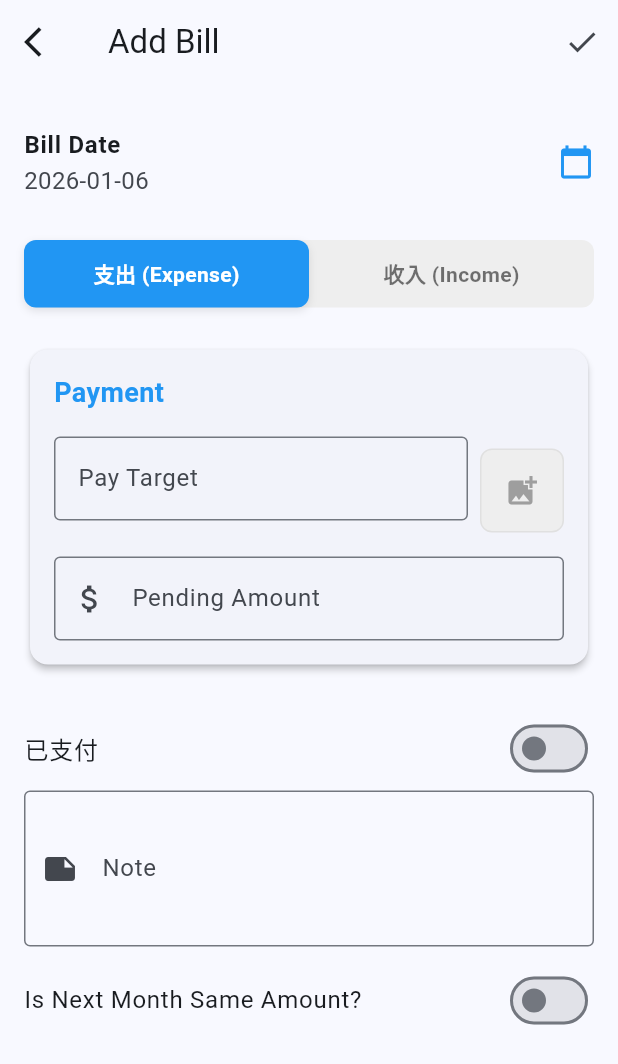
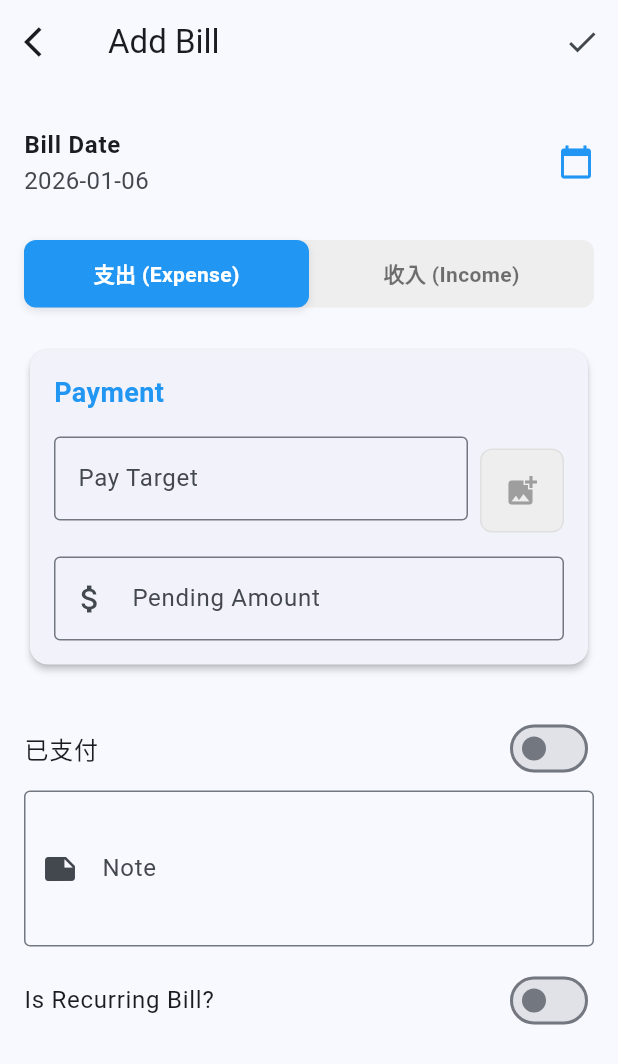
Before and after one commit to gavinkaihuang/PayRecordApp, a Flutter app: the BillFormScreen screen opened directly, on a phone screen of 412 x 824 dp. Shown: the top 1064 px of the screen. Run offline on Flutter 3.47's test engine with Material 3 defaults, Android fonts, the phone set to English and light mode, and no system bars; our stand-ins replace cached_network_image, dio, image_picker, scrollable_positioned_list, shared_preferences, table_calendar; accounts and stored records are empty.

Commit message:
1、添加已支付过滤;2、修改多月循环的功能

```diff
--- a/lib/models/bill.dart
+++ b/lib/models/bill.dart
@@ -11,6 +11,7 @@ class Bill {
   final double? actualReceiveAmount;
   final String? note; // Maps to 'notes'
   final bool isNextMonthSame; // Maps to 'isRecurring'
+  final int recurringInterval; // New field: 1=Monthly, 3=Quarterly, etc.
   final String? payeeIcon;
   final String? payerIcon;
 
@@ -27,6 +28,7 @@ class Bill {
     this.actualReceiveAmount,
     this.note,
     this.isNextMonthSame = false,
+    this.recurringInterval = 1,
     this.payeeIcon,
     this.payerIcon,
   });
@@ -45,6 +47,7 @@ class Bill {
       actualReceiveAmount: json['actualReceiveAmount']?.toDouble(),
       note: json['notes'] ?? json['note'],
       isNextMonthSame: json['isRecurring'] ?? json['isNextMonthSame'] ?? false,
+      recurringInterval: json['recurringInterval'] ?? 1,
       payeeIcon: json['payeeIcon'],
       payerIcon: json['payerIcon'],
     );
@@ -64,6 +67,7 @@ class Bill {
       'actualReceiveAmount': actualReceiveAmount,
       'notes': note,
       'isRecurring': isNextMonthSame,
+      'recurringInterval': recurringInterval,
       'payeeIcon': payeeIcon,
       'payerIcon': payerIcon,
     };
--- a/lib/providers/auth_provider.dart
+++ b/lib/providers/auth_provider.dart
@@ -39,13 +39,16 @@ class AuthProvider with ChangeNotifier {
              print('====== [UserOp] Login Success. Token: $token ======');
           }
           // Always save token for persistent login as requested
+          if (ApiService.isDevMode) print('Saving token to SharedPreferences...');
           final prefs = await SharedPreferences.getInstance();
           await prefs.setString('token', token);
           await prefs.setString('username', username);
+          if (ApiService.isDevMode) print('Token saved. Updating state and notifying listeners...');
 
           _user = User(username: username, token: token);
           _isAuthenticated = true;
           notifyListeners();
+          if (ApiService.isDevMode) print('Listeners notified.');
           return true;
         }
       }
--- a/lib/screens/bill_form_screen.dart
+++ b/lib/screens/bill_form_screen.dart
@@ -38,6 +38,7 @@ class _BillFormScreenState extends State<BillFormScreen> {
   bool _isPaid = false;
   DateTime? _actualPaidDate;
   bool _isNextMonthSame = false;
+  int _recurringInterval = 1;
   String? _payeeIcon;
   String? _payerIcon;
 
@@ -61,6 +62,7 @@ class _BillFormScreenState extends State<BillFormScreen> {
     _isPaid = bill?.isPaid ?? false;
     _actualPaidDate = bill?.actualPaidDate;
     _isNextMonthSame = bill?.isNextMonthSame ?? false;
+    _recurringInterval = bill?.recurringInterval ?? 1;
     _payeeIcon = bill?.payeeIcon;
     _payerIcon = bill?.payerIcon;
 
@@ -254,6 +256,7 @@ class _BillFormScreenState extends State<BillFormScreen> {
       actualReceiveAmount: double.tryParse(_actualReceiveAmountController.text),
       note: _noteController.text,
       isNextMonthSame: _isNextMonthSame,
+      recurringInterval: _recurringInterval,
       payeeIcon: _payeeIcon,
       payerIcon: _payerIcon,
     );
@@ -609,10 +612,33 @@ class _BillFormScreenState extends State<BillFormScreen> {
               const SizedBox(height: 8),
               SwitchListTile(
                  contentPadding: EdgeInsets.zero,
-                title: const Text('Is Next Month Same Amount?'),
+                title: const Text('Is Recurring Bill?'),
                 value: _isNextMonthSame,
                 onChanged: (v) => setState(() => _isNextMonthSame = v),
               ),
+              if (_isNextMonthSame)
+                Padding(
+                  padding: const EdgeInsets.only(left: 16.0, top: 4.0),
+                  child: Row(
+                    children: [
+                      const Text('Recurring Interval: '),
+                      const SizedBox(width: 8),
+                      DropdownButton<int>(
+                        value: _recurringInterval,
+                        items: const [
+                          DropdownMenuItem(value: 1, child: Text('Monthly')),
+                          DropdownMenuItem(value: 2, child: Text('Every 2 Months')),
+                          DropdownMenuItem(value: 3, child: Text('Quarterly (3 Mo)')),
+                          DropdownMenuItem(value: 6, child: Text('Every 6 Months')),
+                          DropdownMenuItem(value: 12, child: Text('Annually')),
+                        ],
+                        onChanged: (v) {
+                          if (v != null) setState(() => _recurringInterval = v);
+                        },
+                      ),
+                    ],
+                  ),
+                ),
               const SizedBox(height: 32),
 
 
```
Also changed, not shown: lib/main.dart (+11 -9 lines), lib/providers/bill_provider.dart (+76 -13 lines), lib/screens/dashboard_screen.dart (+31 -6 lines), lib/screens/login_screen.dart (+11 -1 lines).
